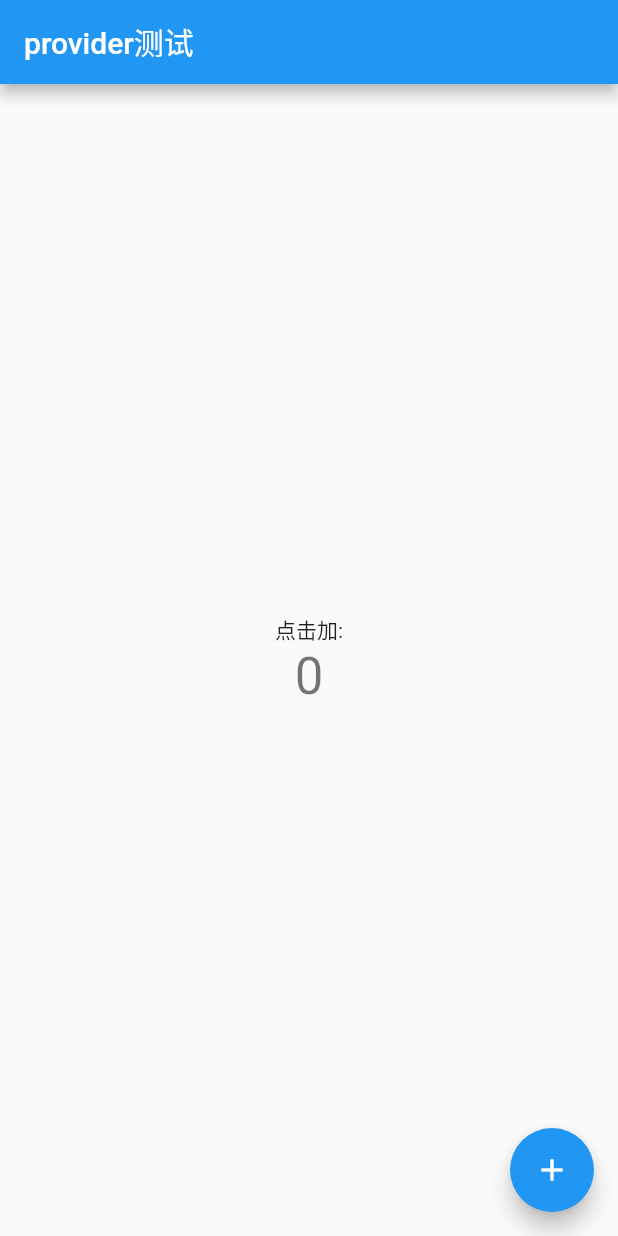
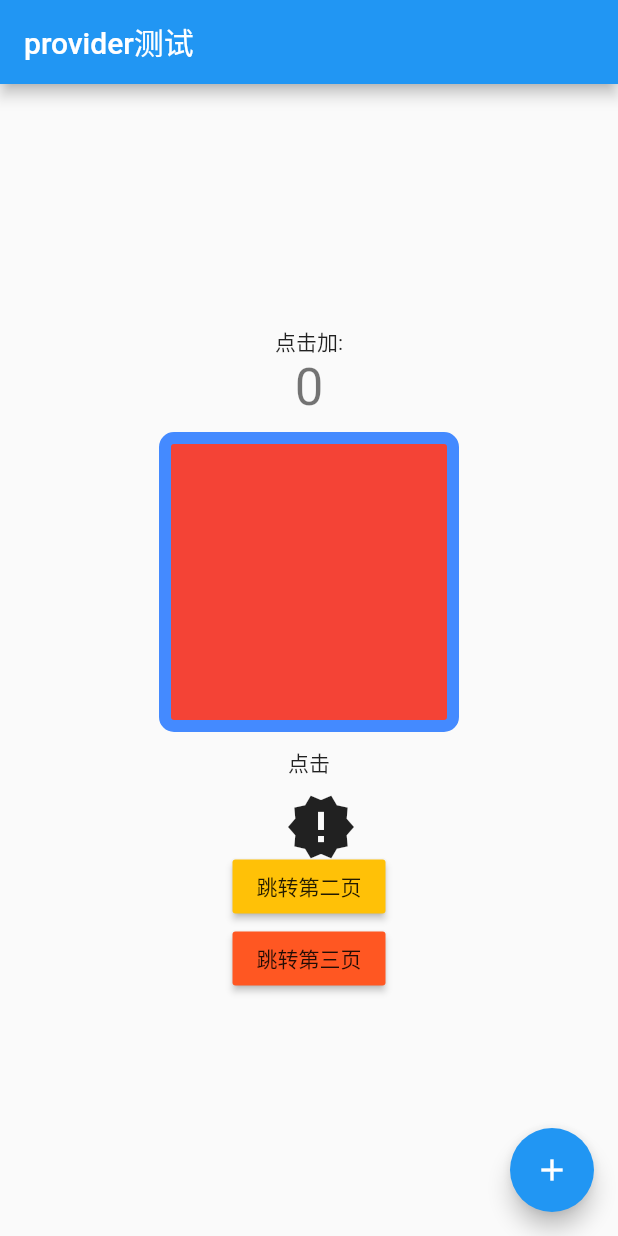
Before and after one commit to hxs2mr/sundog_app, a Flutter app: the screen it shows after launch, on a phone screen of 412 x 824 dp. Run offline on Flutter 3.47's test engine with Material 2 defaults, Android fonts, the phone set to English and light mode, and no system bars.

```diff
--- a/lib/main.dart
+++ b/lib/main.dart
@@ -1,5 +1,8 @@
 import 'package:flutter/material.dart';
 import 'package:provider/provider.dart';
+import 'package:sundog_app/page/one_page.dart';
+import 'package:sundog_app/page/second_page.dart';
+import 'package:sundog_app/page/third_page.dart';
 import 'package:sundog_app/provider/mychangen_notifier.dart';
 
 void main() {
@@ -33,6 +36,8 @@ class MyHomePage extends StatefulWidget {
 class _MyHomePageState extends State<MyHomePage> {
   int _counter = 0;
 
+  var colors1=Colors.red;
+  var colors2 = Colors.blueAccent;
   final MyChangenNotifier notifier = MyChangenNotifier();
   void _incrementCounter() {
     setState(() {
@@ -51,7 +56,7 @@ class _MyHomePageState extends State<MyHomePage> {
             ),
             body: Consumer<MyChangenNotifier>(
               builder: (_,llnotifier,__)=>Center(
-                child: Column(
+                child:  Column(
                   mainAxisAlignment: MainAxisAlignment.center,
                   children: <Widget>[
                     Text(
@@ -61,6 +66,56 @@ class _MyHomePageState extends State<MyHomePage> {
                       '${llnotifier.counter}',
                       style: Theme.of(context).textTheme.headline4,
                     ),
+                    Container(
+                      margin: EdgeInsets.all(10),
+                      height: 200,
+                      width: 200,
+                      decoration: BoxDecoration(
+                        color:colors1,
+                        borderRadius: BorderRadius.all(Radius.circular(10.0)),
+                        border: Border.all(
+                          color: colors2,
+                          width: 8.0,
+                        )
+
+                      ),
+                    ),
+                    InkWell(
+                      onTap: (){
+                        setState(() {
+                          colors2 = Colors.deepOrangeAccent  ;
+                          colors1 = Colors.blueGrey;
+                        });
+                      },
+                      child: Text("点击"),
+                    ),
+                    IconButton(
+                      alignment: Alignment.centerLeft,
+                        icon:Icon(Icons.new_releases,size: 48.0,),
+                        tooltip: "跳转第一页",
+                        onPressed: (){
+                          Navigator.of(context).push(MaterialPageRoute(builder: (_)=>OnePage()));
+                        }),
+                    RaisedButton(
+                      color: Colors.amber,
+                      onPressed: (){
+                        Navigator.of(context).push(MaterialPageRoute(builder:(_){
+                          return SecondPage();
+                        }));
+                      },
+                      child: Text("跳转第二页"),
+                    ),
+                    RaisedButton(
+                        color: Colors.deepOrange,
+                        onPressed:(){
+                          Navigator.of(context).push(MaterialPageRoute(builder: (_){
+                            return ThirdPage();
+                          }));
+                        },
+                      child: Text("跳转第三页"),
+
+                    )
+
                   ],
                 ),
               ),
@@ -69,9 +124,8 @@ class _MyHomePageState extends State<MyHomePage> {
               onPressed: notifier.addCounter,
               tooltip: 'Increment',
               child: Icon(Icons.add),
-            ), // This trailing comma makes auto-formatting nicer for build methods.
+            ),   // This trailing comma makes auto-formatting nicer for build methods.
           )
-      )
-    ;
+      );
   }
 }
```
Also changed, not shown: lib/page/one_page.dart (added, +56 -0 lines), lib/page/second_page.dart (added, +98 -0 lines), lib/page/third_page.dart (added, +45 -0 lines), lib/provider/third_notifier.dart (added, +19 -0 lines), lib/widget/addnumber_widget.dart (added, +20 -0 lines), lib/widget/show_add_widget.dart (added, +32 -0 lines).
